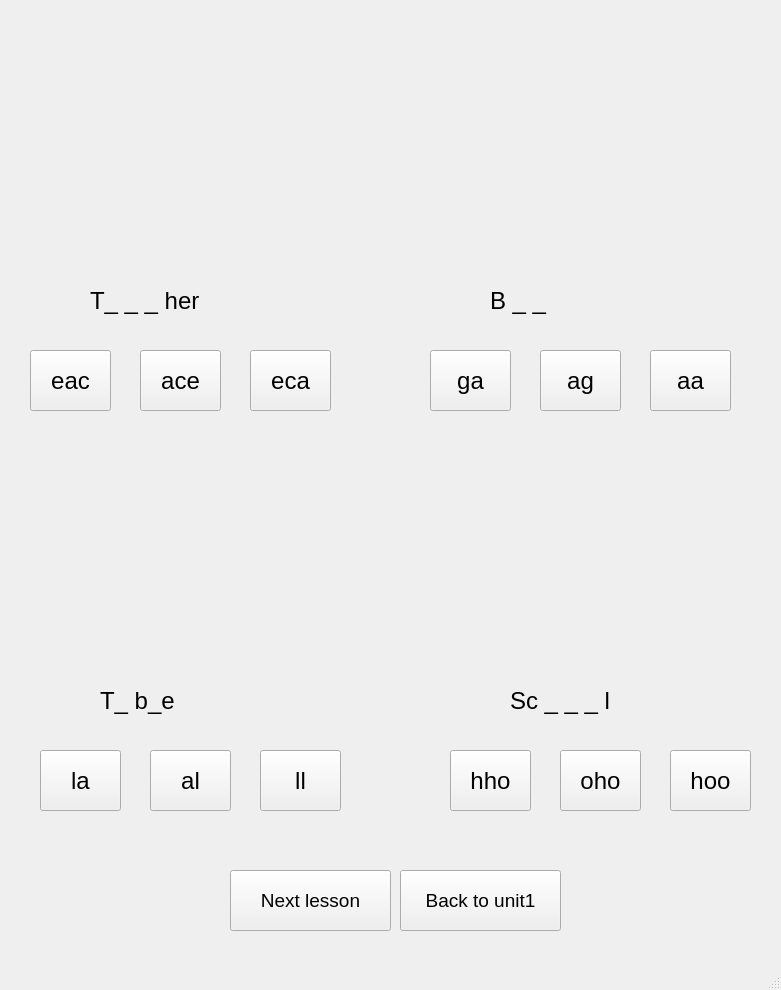
The window that SPCK/Gui/school3.ui (trongphuc1/TL-C4K-PTI01-) describes before a commit, drawn with Qt 5.
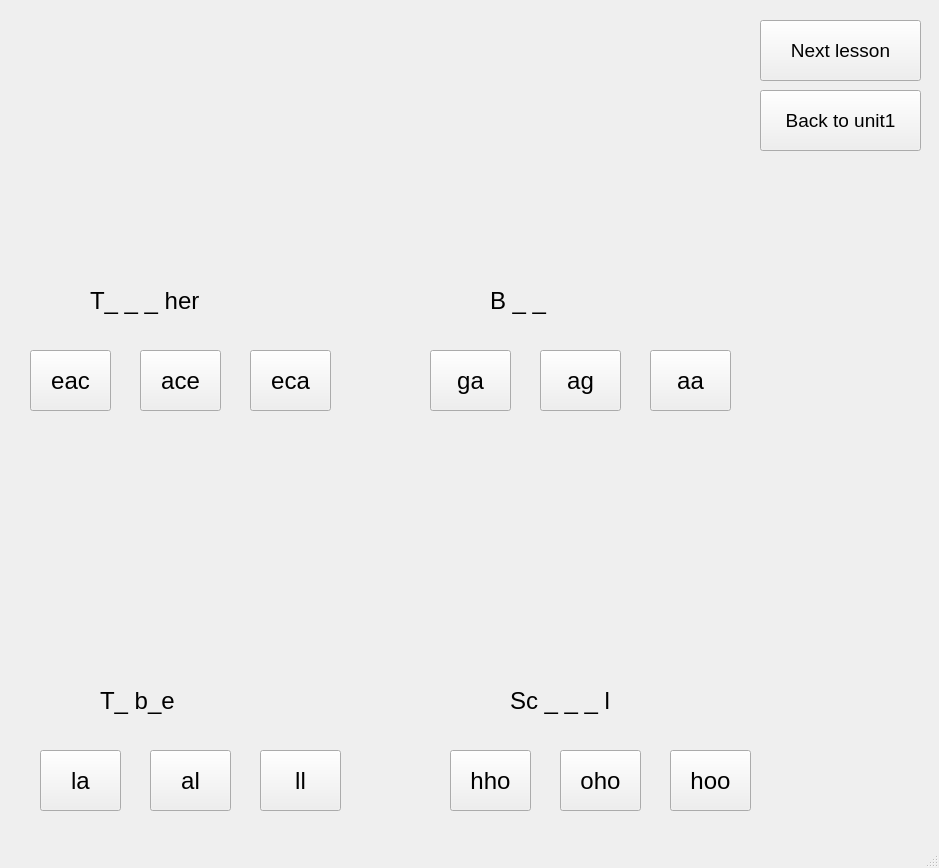
The same window after the commit. Icons and pictures are not drawn.

What changed in the file:
```diff
--- a/SPCK/Gui/school3.ui
+++ b/SPCK/Gui/school3.ui
@@ -6,8 +6,8 @@
    <rect>
     <x>0</x>
     <y>0</y>
-    <width>781</width>
-    <height>990</height>
+    <width>939</width>
+    <height>868</height>
    </rect>
   </property>
   <property name="windowTitle">
@@ -290,8 +290,8 @@
    <widget class="QPushButton" name="pushButton_4">
     <property name="geometry">
      <rect>
-      <x>230</x>
-      <y>870</y>
+      <x>760</x>
+      <y>20</y>
       <width>161</width>
       <height>61</height>
      </rect>
@@ -308,8 +308,8 @@
    <widget class="QPushButton" name="pushButton_11">
     <property name="geometry">
      <rect>
-      <x>400</x>
-      <y>870</y>
+      <x>760</x>
+      <y>90</y>
       <width>161</width>
       <height>61</height>
      </rect>
```
Left out of the diff: 30 changed lines with no effect on the pictures.
